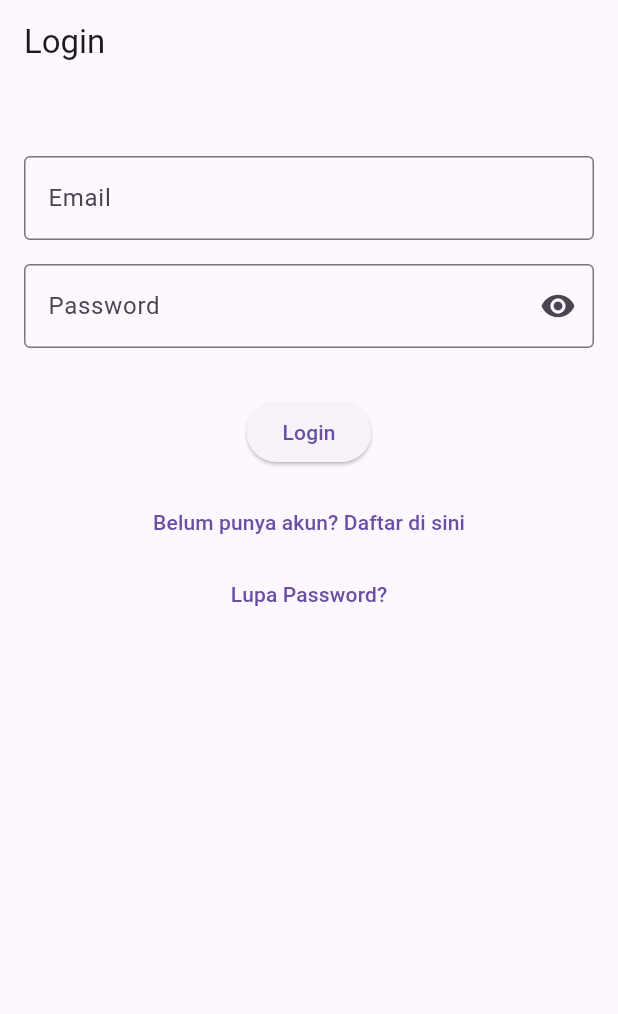
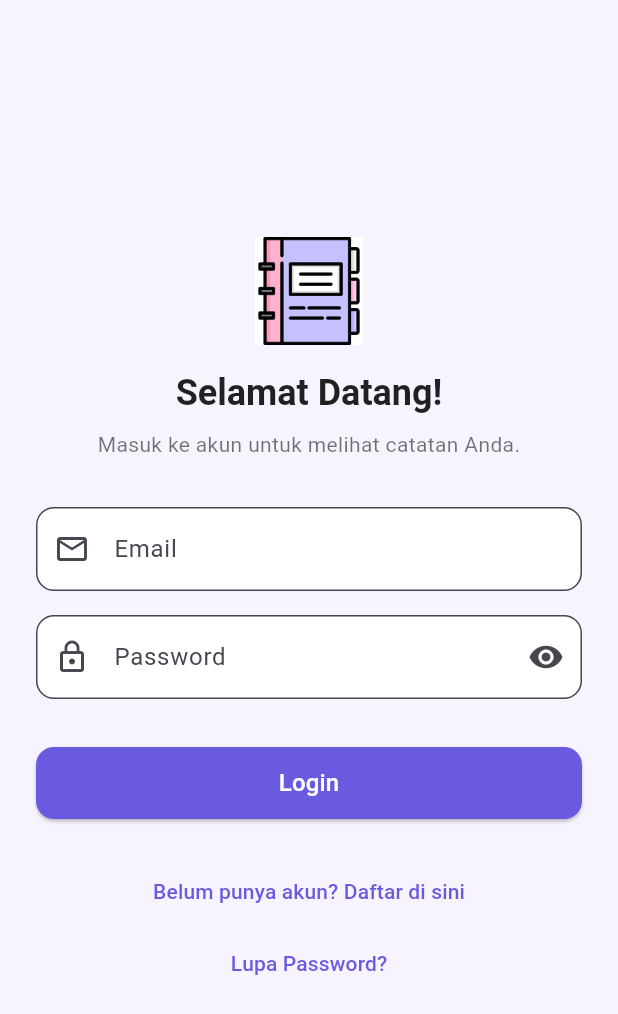
Before and after one commit to Th9o/aplikasi_catatan_rahasia, a Flutter app: the screen it shows after launch, on a phone screen of 412 x 824 dp. Shown: the top 1014 px of the screen. Run offline on Flutter 3.47's test engine with Material 3 defaults, Android fonts, the phone set to English and light mode, and no system bars; our stand-ins replace cloud_firestore, firebase_auth, firebase_core; missing offline and left inert: encrypt; accounts and stored records are empty.

Commit message:
update tampilan login screen

```diff
--- a/lib/screens/login_screen.dart
+++ b/lib/screens/login_screen.dart
@@ -45,7 +45,6 @@ class _LoginScreenState extends State<LoginScreen> {
       }
     } catch (e) {
       final err = e.toString();
-
       if (err.contains('invalid-email')) {
         errorMessage = "Format email tidak valid.";
       } else if (err.contains('invalid-credential') ||
@@ -55,7 +54,6 @@ class _LoginScreenState extends State<LoginScreen> {
       } else {
         errorMessage = "Terjadi kesalahan: ${e.toString()}";
       }
-
       setState(() {});
     }
 
@@ -75,21 +73,39 @@ class _LoginScreenState extends State<LoginScreen> {
   @override
   Widget build(BuildContext context) {
     return Scaffold(
-      appBar: AppBar(
-        title: const Text('Login'),
-        automaticallyImplyLeading: false,
-      ),
-      body: SingleChildScrollView(
-        padding: const EdgeInsets.all(16.0),
+      backgroundColor: const Color(0xFFF7F3FF),
+      body: Center(
+        child: SingleChildScrollView(
+          padding: const EdgeInsets.all(24),
           child: Column(
             children: [
+              Image.asset('assets/buku_icon.jpg', width: 72, height: 72),
+              const SizedBox(height: 16),
+              Text(
+                'Selamat Datang!',
+                style: Theme.of(context).textTheme.headlineSmall?.copyWith(
+                  fontWeight: FontWeight.bold,
+                  color: Colors.black87,
+                ),
+              ),
+              const SizedBox(height: 8),
+              const Text(
+                'Masuk ke akun untuk melihat catatan Anda.',
+                textAlign: TextAlign.center,
+                style: TextStyle(color: Colors.black54),
+              ),
               const SizedBox(height: 32),
               TextField(
                 controller: emailController,
                 keyboardType: TextInputType.emailAddress,
-              decoration: const InputDecoration(
+                decoration: InputDecoration(
                   labelText: 'Email',
-                border: OutlineInputBorder(),
+                  prefixIcon: const Icon(Icons.email_outlined),
+                  border: OutlineInputBorder(
+                    borderRadius: BorderRadius.circular(12),
+                  ),
+                  filled: true,
+                  fillColor: Colors.white,
                 ),
               ),
               const SizedBox(height: 16),
@@ -98,10 +114,17 @@ class _LoginScreenState extends State<LoginScreen> {
                 obscureText: _obscurePassword,
                 decoration: InputDecoration(
                   labelText: 'Password',
-                border: const OutlineInputBorder(),
+                  prefixIcon: const Icon(Icons.lock_outline),
+                  border: OutlineInputBorder(
+                    borderRadius: BorderRadius.circular(12),
+                  ),
+                  filled: true,
+                  fillColor: Colors.white,
                   suffixIcon: IconButton(
                     icon: Icon(
-                    _obscurePassword ? Icons.visibility : Icons.visibility_off,
+                      _obscurePassword
+                          ? Icons.visibility
+                          : Icons.visibility_off,
                     ),
                     onPressed: () {
                       setState(() {
@@ -119,27 +142,42 @@ class _LoginScreenState extends State<LoginScreen> {
                   textAlign: TextAlign.center,
                 ),
               const SizedBox(height: 16),
-            ElevatedButton(
+              SizedBox(
+                width: double.infinity,
+                height: 48,
+                child: ElevatedButton(
+                  style: ElevatedButton.styleFrom(
+                    backgroundColor: const Color(0xFF6A5AE0),
+                    shape: RoundedRectangleBorder(
+                      borderRadius: BorderRadius.circular(12),
+                    ),
+                  ),
                   onPressed: isLoading ? null : handleLogin,
                   child:
                       isLoading
-                      ? const SizedBox(
-                        width: 24,
-                        height: 24,
-                        child: CircularProgressIndicator(strokeWidth: 2),
+                          ? const CircularProgressIndicator(
+                            color: Colors.white,
+                            strokeWidth: 2,
                           )
-                      : const Text('Login'),
+                          : const Text(
+                            'Login',
+                            style: TextStyle(color: Colors.white, fontSize: 16),
                           ),
-            const SizedBox(height: 12),
+                ),
+              ),
+              const SizedBox(height: 24),
               TextButton(
                 onPressed: () async {
                   await Navigator.push(
                     context,
                     MaterialPageRoute(builder: (_) => const RegisterScreen()),
                   );
-                clearInputs(); // Bersihkan form setelah kembali dari Register
+                  clearInputs();
                 },
-              child: const Text("Belum punya akun? Daftar di sini"),
+                child: const Text(
+                  "Belum punya akun? Daftar di sini",
+                  style: TextStyle(color: Color(0xFF6A5AE0)),
+                ),
               ),
               TextButton(
                 onPressed: () {
@@ -150,9 +188,13 @@ class _LoginScreenState extends State<LoginScreen> {
                     ),
                   );
                 },
-              child: const Text("Lupa Password?"),
+                child: const Text(
+                  "Lupa Password?",
+                  style: TextStyle(color: Color(0xFF6A5AE0)),
+                ),
               ),
             ],
+          ),
         ),
       ),
     );
--- a/pubspec.yaml
+++ b/pubspec.yaml
@@ -59,6 +59,9 @@ dev_dependencies:
 
 # The following section is specific to Flutter packages.
 flutter:
+  assets:
+    - assets/buku_icon.jpg
+
 
   # The following line ensures that the Material Icons font is
   # included with your application, so that you can use the icons in
```
Also changed, not shown: assets/buku_icon.jpg (added). Lines whose indentation alone changed are shown as unchanged.
